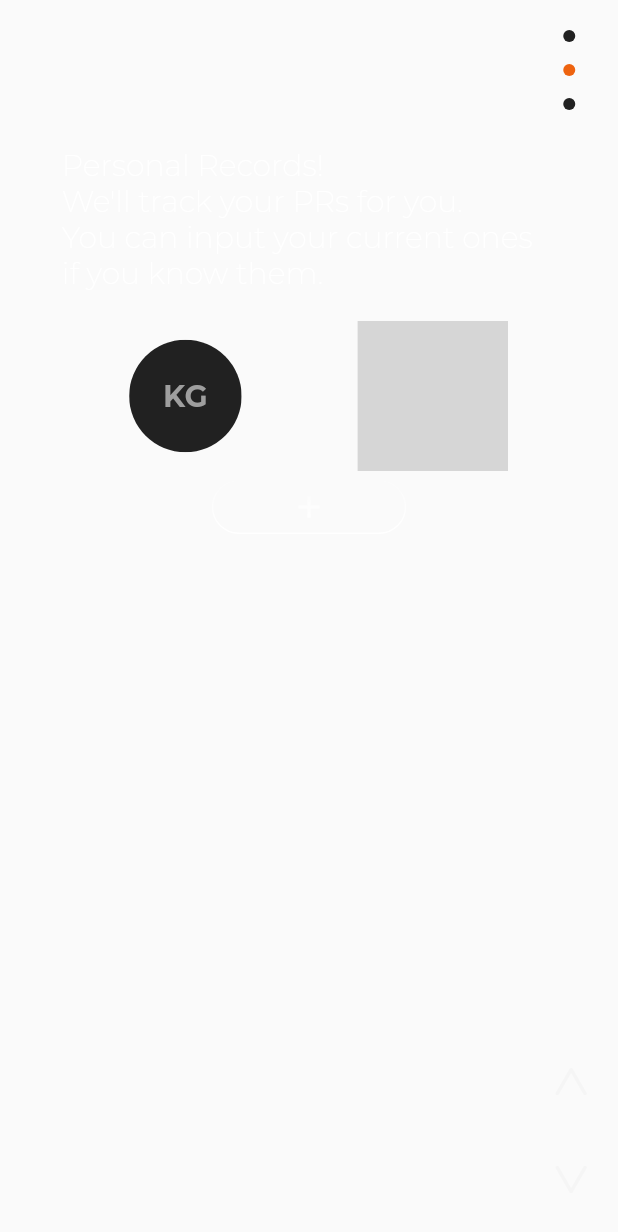
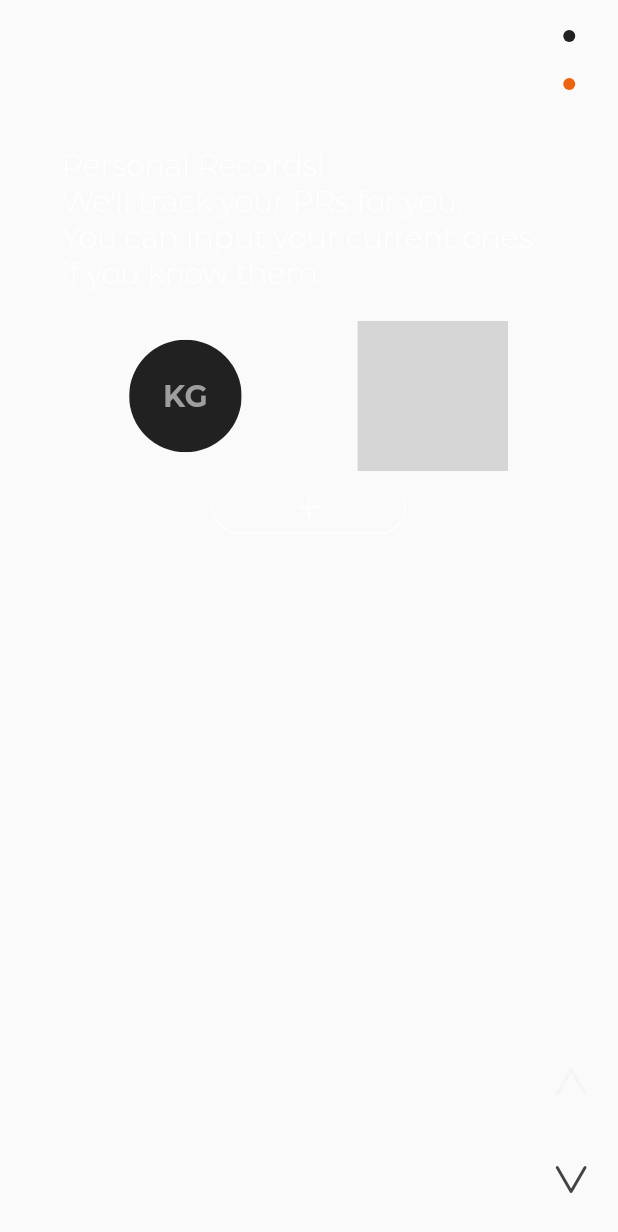
Before and after one commit to boahfitness/Juma, a Flutter app: the SignupScroller widget shown alone on an empty page, opened directly, scrolled down 1648 dp, on a phone screen of 412 x 824 dp. Shown: the top 1232 px of the screen. Run offline on Flutter 3.47's test engine with Material 2 defaults, Android fonts, the phone set to English and light mode, and no system bars; drawn by our look-alikes of flare_flutter; our stand-ins replace firebase_auth, page_transition, shared_preferences, video_player; accounts and stored records are empty; project files that could hold a hidden picture were left out; grey boxes are pictures that could not be loaded.

Commit message:
signupExperience to have dynamic page count

```diff
--- a/lib/pages/onboarding/signup/signupExperience.dart
+++ b/lib/pages/onboarding/signup/signupExperience.dart
@@ -22,7 +22,6 @@ class _SignupScrollerState extends State<SignupScroller> {
   User user = User();
 
   PageController pageController = PageController(initialPage: 0, keepPage: false);
-  final int numPages = 4;
 
   int currentIndex = 0;
   double uiOpacity;
@@ -54,6 +53,21 @@ class _SignupScrollerState extends State<SignupScroller> {
     //scrollPhysics = currentIndex == 0 ? NeverScrollableScrollPhysics() : NeverScrollableScrollPhysics();
     scrollPhysics = NeverScrollableScrollPhysics();
 
+    List<Widget> pages = [
+      WelcomePage(
+        onJoinPressed: () {
+          setState(() {
+            pageController.animateToPage(currentIndex + 1, duration: Duration(seconds: 1), curve: Curves.easeInOut);
+            widget.onStart();
+          });
+        },
+      ),
+      InputDisplayName(displayName),
+      EnterMaxes(user),
+    ];
+
+    int numPages = pages.length;
+
     return Form(
       key: formKey,
       child: Stack(
@@ -67,7 +81,7 @@ class _SignupScrollerState extends State<SignupScroller> {
             ),
             child: Padding(
               padding:  EdgeInsets.symmetric(horizontal: MediaQuery.of(context).size.width * .1),
-              child: PageView(
+              child: PageView.builder(
                 onPageChanged: (val) {
                   setState(() {
                     currentIndex = val;
@@ -80,21 +94,10 @@ class _SignupScrollerState extends State<SignupScroller> {
                 physics: scrollPhysics,
                 controller: pageController,
                 scrollDirection: Axis.vertical,
-                children: <Widget>[
-                  WelcomePage(
-                    onJoinPressed: () {
-                      setState(() {
-                        pageController.animateToPage(currentIndex + 1, duration: Duration(seconds: 1), curve: Curves.easeInOut);
-                        widget.onStart();
-                      });
-                    },
-                  ),
-                  InputDisplayName(displayName),
-                  EnterMaxes(user),
-                  Center(
-                    child: user.unitPreference != null ? Text(user.unitPreference.toString()) : Text('Error'),
-                  )
-                ],
+                itemCount: numPages,
+                itemBuilder: (context, index) {
+                  return pages[index];
+                },
               ),
             ),
           ),
```
